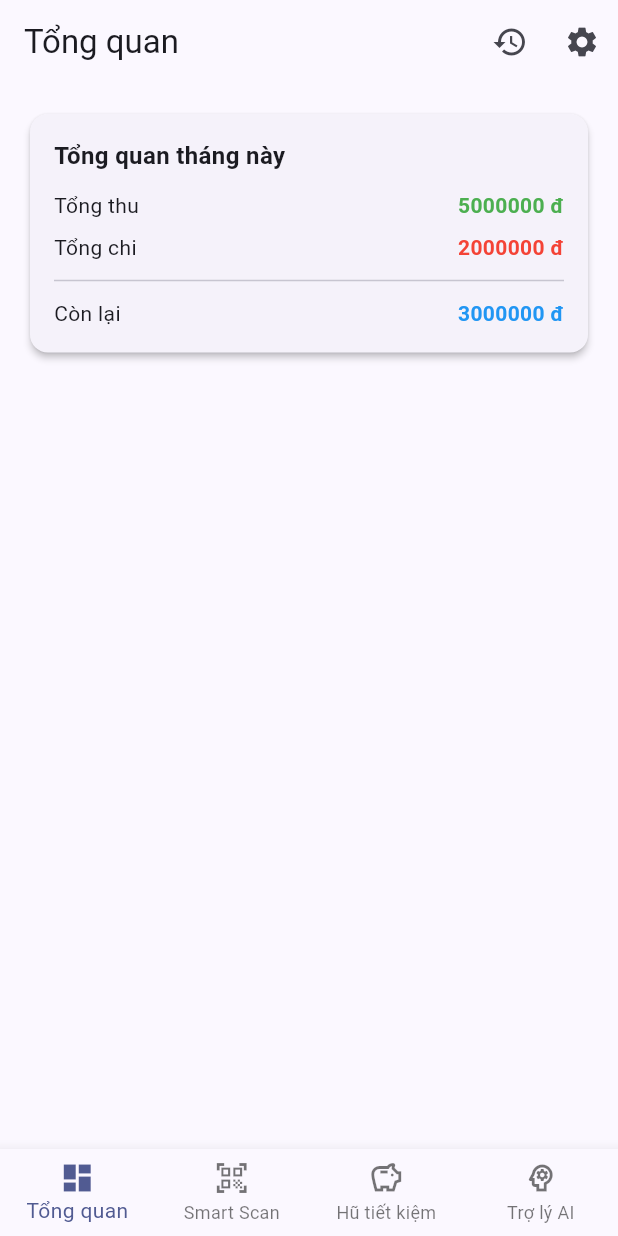
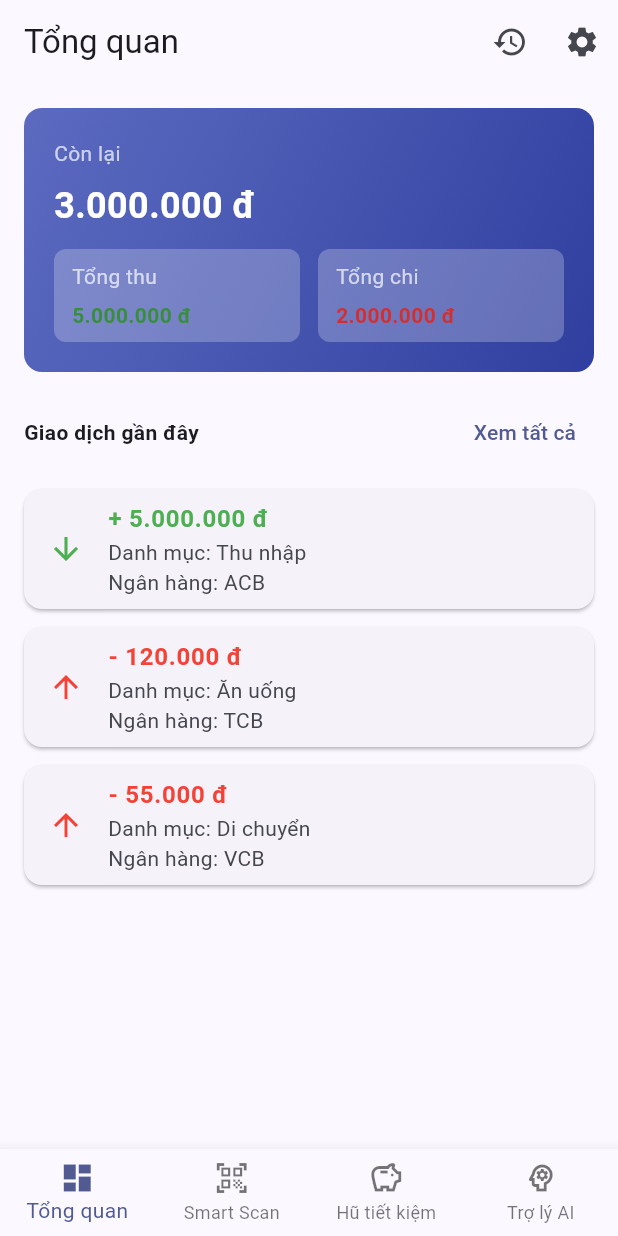
Before and after one commit to huynq2004/FinPal, a Flutter app: the screen it shows after launch, on a phone screen of 412 x 824 dp. Run offline on Flutter 3.47's test engine with Material 3 defaults, Android fonts, the phone set to English and light mode, and no system bars; our stand-ins replace sqflite; accounts and stored records are empty.

Commit message:
[fix] dashboard - figma

```diff
--- a/lib/ui/screens/dashboard_screen.dart
+++ b/lib/ui/screens/dashboard_screen.dart
@@ -1,5 +1,6 @@
 import 'package:flutter/material.dart';
 import 'package:provider/provider.dart';
+import 'package:intl/intl.dart';
 
 import '../viewmodels/dashboard_viewmodel.dart';
 import 'settings_screen.dart';
@@ -59,38 +60,89 @@ class _DashboardScreenState extends State<DashboardScreen> {
       ),
       body: Consumer<DashboardViewModel>(
         builder: (context, vm, _) {
+          final fmt = NumberFormat.decimalPattern('vi');
+
+          String money(int value) => '${fmt.format(value)} đ';
+
           return Padding(
             padding: const EdgeInsets.all(16.0),
-            child: Card(
-              elevation: 2,
-              child: Padding(
-                padding: const EdgeInsets.all(16.0),
+            child: SingleChildScrollView(
               child: Column(
-                  mainAxisSize: MainAxisSize.min,
+                crossAxisAlignment: CrossAxisAlignment.start,
+                children: [
+                // Balance card
+                Container(
+                  width: double.infinity,
+                  padding: const EdgeInsets.all(20),
+                  decoration: BoxDecoration(
+                    gradient: LinearGradient(
+                      colors: [Colors.indigo.shade400, Colors.indigo.shade700],
+                      begin: Alignment.topLeft,
+                      end: Alignment.bottomRight,
+                    ),
+                    borderRadius: BorderRadius.circular(12),
+                  ),
+                  child: Column(
                     crossAxisAlignment: CrossAxisAlignment.start,
                     children: [
                       const Text(
-                      'Tổng quan tháng này',
-                      style: TextStyle(
-                        fontSize: 16,
+                        'Còn lại',
+                        style: TextStyle(color: Colors.white70),
+                      ),
+                      const SizedBox(height: 8),
+                      Text(
+                        money(vm.balance),
+                        style: const TextStyle(
+                          color: Colors.white,
+                          fontSize: 24,
                           fontWeight: FontWeight.bold,
                         ),
                       ),
                       const SizedBox(height: 12),
-                    _row('Tổng thu', vm.totalIncome, Colors.green),
-                    const SizedBox(height: 8),
-                    _row('Tổng chi', vm.totalExpense, Colors.red),
-                    const Divider(height: 24),
-                    _row(
-                      'Còn lại',
-                      vm.balance,
-                      vm.balance >= 0 ? Colors.blue : Colors.red,
+                      Row(
+                        children: [
+                          Expanded(
+                            child: _smallSummaryCard('Tổng thu', money(vm.totalIncome), Colors.green.shade700),
+                          ),
+                          const SizedBox(width: 12),
+                          Expanded(
+                            child: _smallSummaryCard('Tổng chi', money(vm.totalExpense), Colors.red.shade700),
+                          ),
+                        ],
                       ),
                     ],
                   ),
                 ),
+
+                const SizedBox(height: 16),
+
+                // Recent transactions header
+                Row(
+                  mainAxisAlignment: MainAxisAlignment.spaceBetween,
+                  children: [
+                    const Text('Giao dịch gần đây', style: TextStyle(fontWeight: FontWeight.bold)),
+                    TextButton(
+                      onPressed: () => Navigator.of(context).push(MaterialPageRoute(builder: (_) => const TransactionHistoryScreen())),
+                      child: const Text('Xem tất cả'),
                     ),
-          );
+                  ],
+                ),
+
+                const SizedBox(height: 8),
+
+                // Recent transactions list
+                if (vm.recentTransactions.isEmpty)
+                  const Center(child: Text('Chưa có giao dịch nào'))
+                else
+                  Column(
+                    children: vm.recentTransactions
+                        .take(3)
+                        .map((tx) => _transactionPreviewTile(tx, fmt))
+                        .toList(),
+                  ),
+              ],
+            ),
+          ));
         },
       ),
     );
@@ -108,4 +160,45 @@ class _DashboardScreenState extends State<DashboardScreen> {
       ],
     );
   }
+
+  Widget _smallSummaryCard(String label, String amount, Color color) {
+    return Container(
+      padding: const EdgeInsets.symmetric(vertical: 8, horizontal: 12),
+      decoration: BoxDecoration(
+        color: Colors.white24,
+        borderRadius: BorderRadius.circular(8),
+      ),
+      child: Column(
+        crossAxisAlignment: CrossAxisAlignment.start,
+        children: [
+          Text(label, style: const TextStyle(color: Colors.white70)),
+          const SizedBox(height: 6),
+          Text(amount, style: TextStyle(color: color, fontWeight: FontWeight.bold)),
+        ],
+      ),
+    );
   }
+
+  Widget _transactionPreviewTile(tx, NumberFormat fmt) {
+    final isIncome = tx.type == 'income';
+    return Card(
+      margin: const EdgeInsets.symmetric(vertical: 6),
+      child: ListTile(
+        leading: Icon(
+          isIncome ? Icons.arrow_downward : Icons.arrow_upward,
+          color: isIncome ? Colors.green : Colors.red,
+        ),
+        title: Text('${isIncome ? '+' : '-'} ${fmt.format(tx.amount)} đ',
+            style: TextStyle(fontWeight: FontWeight.bold, color: isIncome ? Colors.green : Colors.red)),
+        subtitle: Column(
+          crossAxisAlignment: CrossAxisAlignment.start,
+          children: [
+            Text('Danh mục: ${tx.categoryName}'),
+            if (tx.bank != null) Text('Ngân hàng: ${tx.bank}'),
+          ],
+        ),
+        onTap: () => Navigator.of(context).push(MaterialPageRoute(builder: (_) => const TransactionHistoryScreen())),
+      ),
+    );
+  }
+}
--- a/lib/ui/viewmodels/dashboard_viewmodel.dart
+++ b/lib/ui/viewmodels/dashboard_viewmodel.dart
@@ -1,14 +1,52 @@
 import 'package:flutter/foundation.dart';
+import '../../domain/models/transaction.dart';
 
 class DashboardViewModel extends ChangeNotifier {
   int totalIncome = 0;
   int totalExpense = 0;
   int get balance => totalIncome - totalExpense;
 
+  final List<Transaction> _recent = [];
+
+  List<Transaction> get recentTransactions => List.unmodifiable(_recent);
+
   Future<void> loadSummary(int year, int month) async {
     // Sprint 1: fake data để DONE UI
     totalIncome = 5000000;
     totalExpense = 2000000;
+    // Fake recent transactions (preview on dashboard)
+    _recent
+      ..clear()
+      ..addAll([
+        Transaction(
+          id: 3,
+          amount: 5000000,
+          type: 'income',
+          categoryName: 'Thu nhập',
+          bank: 'ACB',
+          createdAt: DateTime.now().subtract(const Duration(days: 3)),
+          note: 'Salary',
+        ),
+        Transaction(
+          id: 2,
+          amount: 120000,
+          type: 'expense',
+          categoryName: 'Ăn uống',
+          bank: 'TCB',
+          createdAt: DateTime.now().subtract(const Duration(days: 1, hours: 3)),
+          note: 'THE COFFEE HOUSE',
+        ),
+        Transaction(
+          id: 1,
+          amount: 55000,
+          type: 'expense',
+          categoryName: 'Di chuyển',
+          bank: 'VCB',
+          createdAt: DateTime.now().subtract(const Duration(hours: 2)),
+          note: 'GRAB',
+        ),
+      ]);
+
     notifyListeners();
 
     // Sprint sau: thay bằng TransactionRepository.getTransactionsByMonth(...)
```
Also changed, not shown: 2 other files. Lines whose indentation alone changed are shown as unchanged.
